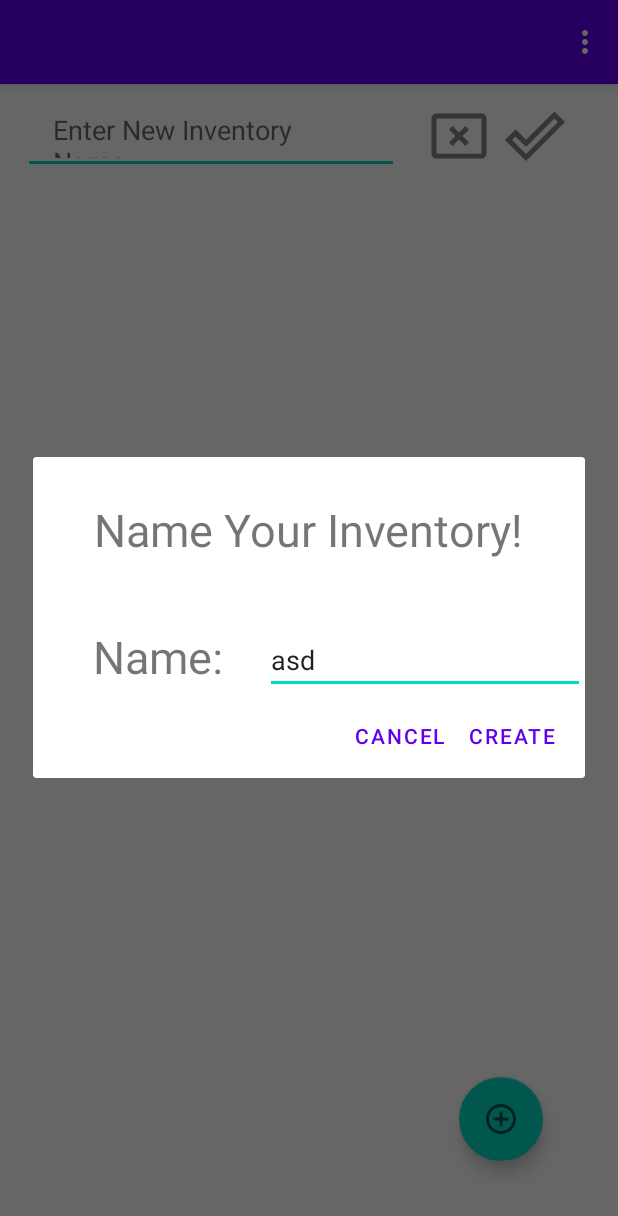
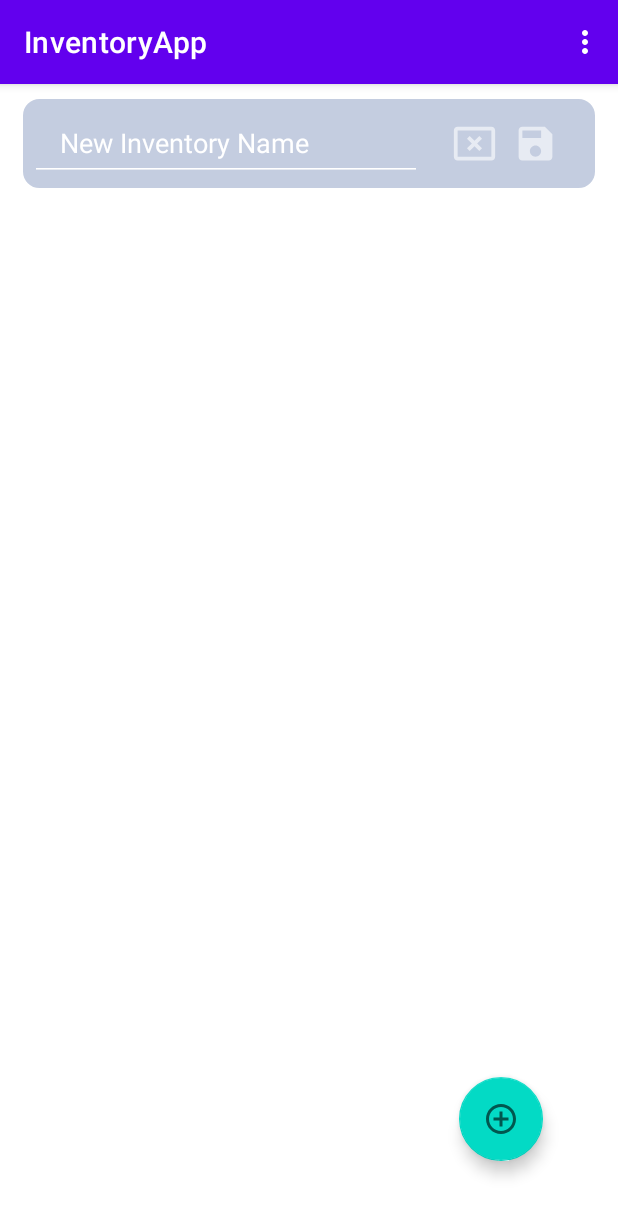
Before and after one commit to Arcane-Adagio/InventoryApp, an Android app: the InventoryItemActivity screen opened directly, with no data from a screen before it, in the options menu, after a tap on "Edit Title", on a phone screen of 412 x 824 dp. Shown: the top 1216 px of the screen. Run offline under Robolectric (Android 15) with nearby library versions, the phone set to English and light mode, and no system bars; 1 statement that could not run was skipped.

Commit message:
adds functionality to change inventory name

```diff
--- a/app/src/main/java/com/example/inventoryapp/InventoryItemActivity.java
+++ b/app/src/main/java/com/example/inventoryapp/InventoryItemActivity.java
@@ -10,12 +10,15 @@ import android.app.AlertDialog;
 import android.app.Dialog;
 import android.os.Bundle;
 import android.util.Log;
+import android.view.KeyEvent;
 import android.view.LayoutInflater;
 import android.view.Menu;
 import android.view.MenuInflater;
 import android.view.MenuItem;
 import android.view.View;
 import android.widget.EditText;
+import android.widget.ImageButton;
+import android.widget.LinearLayout;
 
 import com.google.android.material.floatingactionbutton.FloatingActionButton;
 
@@ -26,6 +29,10 @@ public class InventoryItemActivity extends AppCompatActivity {
 
     private static FloatingActionButton rv_fab;
     private String mCurrentInventory;
+    EditText mNameChangeEditText;
+    ImageButton mConfirmNameButton;
+    ImageButton mCancelNameButton;
+    LinearLayout mNameChangeLayout;
 
     @Override
     protected void onCreate(Bundle savedInstanceState) {
@@ -53,6 +60,42 @@ public class InventoryItemActivity extends AppCompatActivity {
                 InventoryItemRecyclerAdapter.GetItemRecyclerViewINSTANCE().AddInventory2();
             }
         });
+        mCancelNameButton = (ImageButton) findViewById(R.id.inv_btn_namechange_cancel);
+        mCancelNameButton.setOnClickListener(new View.OnClickListener() {
+            @Override
+            public void onClick(View view) {
+                mNameChangeEditText.setText("");
+                mNameChangeLayout.setVisibility(View.GONE);
+            }
+        });
+        mConfirmNameButton = (ImageButton) findViewById(R.id.inv_btn_namechange_confirm);
+        mConfirmNameButton.setOnClickListener(new View.OnClickListener() {
+            @Override
+            public void onClick(View view) {
+                RenameInventory(mNameChangeEditText.getText().toString());
+                mNameChangeLayout.setVisibility(View.GONE);
+            }
+        });
+        mNameChangeEditText = (EditText) findViewById(R.id.newInventoryNameEditText);
+        mNameChangeEditText.setOnKeyListener(new View.OnKeyListener() {
+            public boolean onKey(View v, int keyCode, KeyEvent event) {
+                if ((event.getAction() == KeyEvent.ACTION_DOWN) &&
+                        (keyCode == KeyEvent.KEYCODE_ENTER)) {
+                    RenameInventory(mNameChangeEditText.getText().toString());
+                    return true;
+                }
+                return false;
+            }
+        });
+        mNameChangeLayout = (LinearLayout) findViewById(R.id.namechange_view);
+    }
+
+    private void RenameInventory(String newName){
+        int position = User.GetPositionOfInventory(mCurrentInventory);
+        User.RenameInventory(mCurrentInventory, newName);
+        mCurrentInventory = newName;
+        TestRecyclerView.GetHomeRecyclerViewINSTANCE().notifyItemChanged(position);
+        Objects.requireNonNull(getSupportActionBar()).setTitle(newName);
     }
 
     private void initrv(String inventoryName){
@@ -65,10 +108,7 @@ public class InventoryItemActivity extends AppCompatActivity {
     private boolean MenuOptionsSelected(@NonNull MenuItem item){
         switch (item.getItemId()){
             case R.id.menu_inv_edit_title:
-                String oldInventoryName = mCurrentInventory;
-                //update user class and recycler view
-                RenameInventory();
-                getSupportActionBar().setTitle(mCurrentInventory);
+                mNameChangeLayout.setVisibility(View.VISIBLE);
                 return true;
             case R.id.menu_inv_delete:
                 User.RemoveInventory(mCurrentInventory);
@@ -96,54 +136,4 @@ public class InventoryItemActivity extends AppCompatActivity {
             return super.onOptionsItemSelected(item);
     }
 
-    private void RenameInventory(){
-        // Displays a form for a user to Title and navigate to a newly created Inventory
-        int layout = R.layout.dialog_inventorycreation;
-        String newInventoryName;
-        DialogFragment newFragment = GlobalActions.MyAlertDialogFragmentWithCustomLayout.newInstance(layout,
-                new Callable<Void>() {
-                    @Override
-                    public Void call() {
-                        //get the context of the dialog view, and use that to find the edit text
-                        View view = getLayoutInflater().inflate(layout,null);
-                        final EditText eT = (EditText) view.findViewById(R.id.newInventoryNameEditText);
-                        mCurrentInventory = eT.getText().toString();
-                        return null;
-                    }
-                });
-        newFragment.show(getSupportFragmentManager(), "dialog");
-    }
-
-
-    public static class MyAlertDialogFragmentWithCustomLayout extends DialogFragment {
-
-        public static GlobalActions.MyAlertDialogFragmentWithCustomLayout newInstance(int layout, Callable<Void> positiveFunc){
-            GlobalActions.MyAlertDialogFragmentWithCustomLayout frag = new GlobalActions.MyAlertDialogFragmentWithCustomLayout();
-            Bundle args = new Bundle();
-            args.putInt("layout", layout);
-            frag.setArguments(args);
-            return frag;
-        }
-
-        @Override
-        public Dialog onCreateDialog(Bundle savedInstanceState){
-            int layout = getArguments().getInt("layout");
-            final int list = getArguments().getInt("list");
-            AlertDialog.Builder builder = new AlertDialog.Builder(getActivity());
-            LayoutInflater layoutInflater = getActivity().getLayoutInflater();
-            View view = layoutInflater.inflate(layout, null);
-            return builder.setView(view)
-                    .setPositiveButton("Set", (dialogInterface, i) -> {
-                        try {
-
-                        } catch (Exception e) {
-                            Log.d("error", "onCreateDialog: "+e.toString());
-                            e.printStackTrace();
-                        }
-                    }).setNegativeButton("cancel", (dialogInterface, i) -> {
-                        //do nothing
-                    }).create();
-        }
-    }
-
 }
--- a/app/src/main/java/com/example/inventoryapp/InventoryItemRecyclerAdapter.java
+++ b/app/src/main/java/com/example/inventoryapp/InventoryItemRecyclerAdapter.java
@@ -67,7 +67,7 @@ public class InventoryItemRecyclerAdapter extends RecyclerView.Adapter<Inventory
     }
 
     public void AddInventory2(){
-        InventoryItem newItem = new InventoryItem( "Item #"+String.valueOf(mItems.size()), "-","-");
+        InventoryItem newItem = new InventoryItem( "Item #"+String.valueOf(mItems.size()), "","");
         User.AddInventoryItem(currentInventoryName, newItem);
         notifyItemInserted(getItemCount());
         mRecyclerView.scrollToPosition(mItems.size()-1);
--- a/app/src/main/res/layout/page_inventoryitem.xml
+++ b/app/src/main/res/layout/page_inventoryitem.xml
@@ -8,44 +8,55 @@
     android:orientation="vertical">
 
     <LinearLayout
+        android:id="@+id/namechange_view"
         android:layout_width="match_parent"
         android:layout_height="wrap_content"
         android:orientation="horizontal"
         android:layout_marginVertical="10dp"
-        android:layout_marginHorizontal="15dp">
+        android:layout_marginHorizontal="15dp"
+        android:visibility="gone"
+        android:background="@drawable/style_inventory_tile"
+        android:backgroundTint="@color/accent_grey"
+        >
 
         <EditText
             android:id="@+id/newInventoryNameEditText"
-            android:hint="Enter New Inventory Name"
+            android:hint="New Inventory Name"
+            android:maxLines="1"
+            android:backgroundTint="@color/white"
+            android:textColor="@color/white"
+            android:textColorHint="@color/white"
             android:minHeight="50dp"
             android:maxHeight="80dp"
             android:layout_width="0dp"
             android:layout_weight="1"
+            android:inputType="text"
             android:layout_height="50dp"
             android:paddingHorizontal="20dp"
             android:scrollHorizontally="true"
-            android:maxLines="1"
             />
         <ImageButton
-            android:layout_width="40dp"
+            android:id="@+id/inv_btn_namechange_cancel"
+            android:layout_width="30dp"
             android:layout_marginRight="5dp"
             android:layout_marginLeft="20dp"
-            android:layout_height="40dp"
+            android:layout_height="30dp"
             android:layout_gravity="center"
             android:scaleType="fitXY"
             android:background="?attr/selectableItemBackgroundBorderless"
             android:src="@drawable/ic_cancel_default"
-            />
+            app:tint="@color/white" />
         <ImageButton
-            android:layout_width="40dp"
-            android:layout_height="40dp"
+            android:id="@+id/inv_btn_namechange_confirm"
+            android:layout_width="30dp"
+            android:layout_height="30dp"
             android:layout_marginRight="20dp"
             android:layout_marginLeft="5dp"
             android:layout_gravity="center"
             android:scaleType="fitXY"
             android:background="?attr/selectableItemBackgroundBorderless"
-            android:src="@drawable/ic_confirm_default"
-            />
+            android:src="@drawable/ic_save_default"
+            app:tint="@color/white" />
 
 
     </LinearLayout>
@@ -55,11 +66,11 @@
     android:layout_height="match_parent">
 
     <androidx.recyclerview.widget.RecyclerView
+        android:layout_marginVertical="10dp"
         android:id="@+id/inventoryitemlist_view"
         android:layout_width="match_parent"
         android:layout_height="match_parent"
-        android:layout_marginHorizontal="5dp"
-        />
+        android:layout_marginHorizontal="5dp" />
 
     <com.google.android.material.floatingactionbutton.FloatingActionButton
         android:id="@+id/inventoryitem_fab"
--- a/app/src/main/res/layout/tile_inventory.xml
+++ b/app/src/main/res/layout/tile_inventory.xml
@@ -2,7 +2,8 @@
 <androidx.cardview.widget.CardView xmlns:android="http://schemas.android.com/apk/res/android"
     android:layout_width="match_parent"
     android:layout_height="wrap_content"
-    android:id="@+id/tile_inventory">
+    android:id="@+id/tile_inventory"
+    android:layout_marginVertical="3dp">
 
     <LinearLayout
         android:layout_width="match_parent"
```
Also changed, not shown: app/src/main/java/com/example/inventoryapp/User.java (+10 -0 lines).
